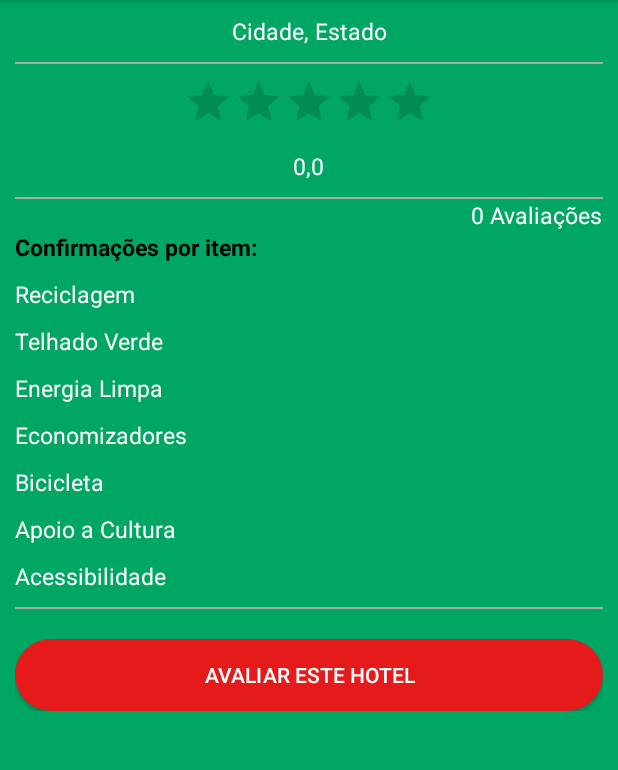
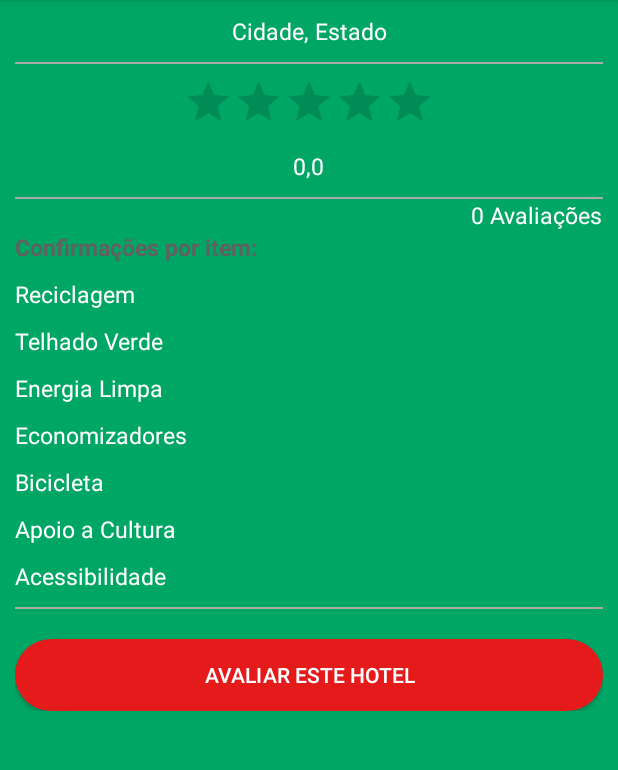
Before and after one commit to pedroivo96/EcoTriagem, an Android app: the AvaliacaoHotelActivity screen opened directly, with no data from a screen before it, on a phone screen of 412 x 824 dp, the part 84-854 px from its top. Run offline under Robolectric (Android 15) with nearby library versions, the phone set to English and light mode, and no system bars; 13 statements that could not run were skipped.

Commit message:
alteracoes menores

```diff
--- a/app/src/main/java/com/example/pedro/ecotriagem/Telas/CadastroAvaliadorActivity.java
+++ b/app/src/main/java/com/example/pedro/ecotriagem/Telas/CadastroAvaliadorActivity.java
@@ -7,6 +7,7 @@ import android.content.Intent;
 import android.support.v7.app.AppCompatActivity;
 import android.os.Bundle;
 import android.view.View;
+import android.view.WindowManager;
 import android.widget.Button;
 import android.widget.EditText;
 import android.widget.Toast;
@@ -33,6 +34,7 @@ public class CadastroAvaliadorActivity extends AppCompatActivity {
         edtcpf.addTextChangedListener(VerificarCPF.insert(VerificarCPF.CPF_MASK, edtcpf));
 
         edtcpf.requestFocus();
+        getWindow().setSoftInputMode(WindowManager.LayoutParams.SOFT_INPUT_STATE_ALWAYS_VISIBLE);
 
         edtnome = (EditText) findViewById(R.id.edtnome_avaliador);
 
--- a/app/src/main/java/com/example/pedro/ecotriagem/Telas/CadastroHotelActivity.java
+++ b/app/src/main/java/com/example/pedro/ecotriagem/Telas/CadastroHotelActivity.java
@@ -7,6 +7,7 @@ import android.content.Intent;
 import android.support.v7.app.AppCompatActivity;
 import android.os.Bundle;
 import android.view.View;
+import android.view.WindowManager;
 import android.widget.AdapterView;
 import android.widget.ArrayAdapter;
 import android.widget.AutoCompleteTextView;
@@ -47,6 +48,9 @@ public class CadastroHotelActivity extends AppCompatActivity {
         final AutoCompleteTextView textView2 = (AutoCompleteTextView) findViewById(R.id.cidade_hotel);
 
         textView2.setAdapter(adapter2);
+
+        textView.requestFocus();
+        getWindow().setSoftInputMode(WindowManager.LayoutParams.SOFT_INPUT_STATE_ALWAYS_VISIBLE);
 
         estados = (Spinner) findViewById(R.id.spinnerEstados);
         ArrayAdapter<CharSequence> adaptador = ArrayAdapter.createFromResource(this, R.array.estados, R.layout.spinner_item);
--- a/app/src/main/res/layout/activity_avaliacao_hotel.xml
+++ b/app/src/main/res/layout/activity_avaliacao_hotel.xml
@@ -95,7 +95,7 @@
             android:layout_height="wrap_content"
             android:text="Confirmações por item:"
             android:textSize="15dp"
-            android:textColor="#000000"
+            android:textColor="#616161"
             android:textStyle="bold"
             android:layout_marginBottom="10dp"/>
 
--- a/app/src/main/res/layout/activity_nota_final.xml
+++ b/app/src/main/res/layout/activity_nota_final.xml
@@ -13,7 +13,7 @@
     <TextView
         android:layout_width="match_parent"
         android:layout_height="wrap_content"
-        android:text="O quão sustentável é este hotel ?"
+        android:text="O quão sustentável é este hotel?"
         android:textColor="#FFFFFF"
         android:textSize="20dp"
         android:gravity="center_horizontal"
```
